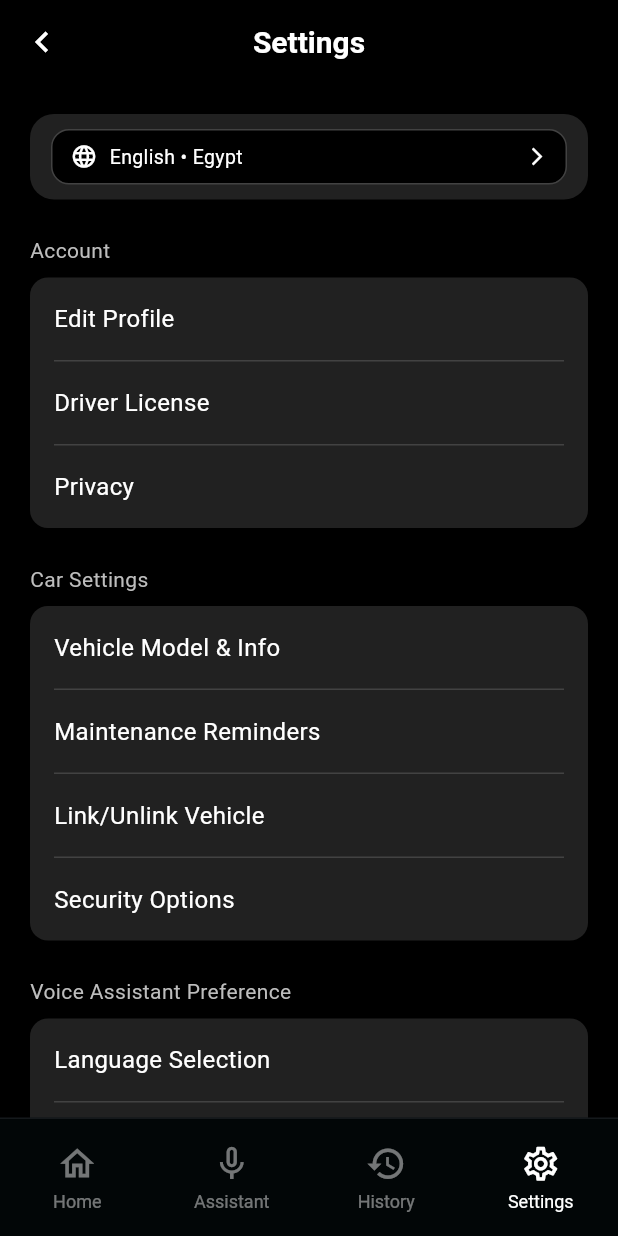
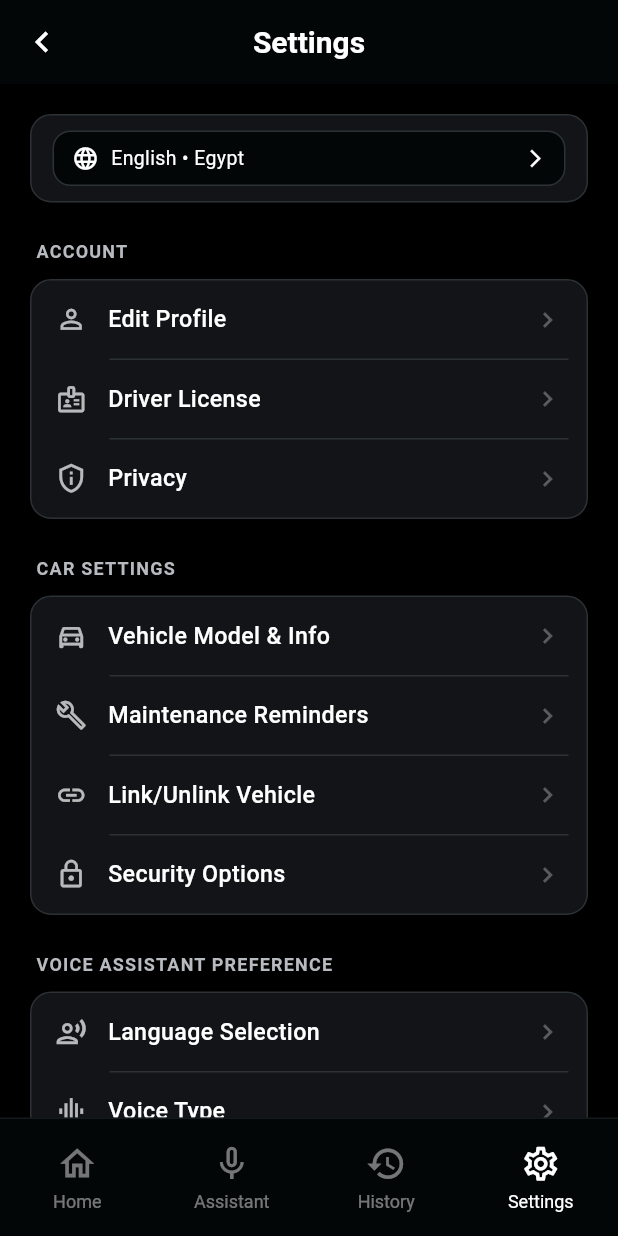
Before and after one commit to NayeraYasser1/amn_app_before_final, a Flutter app: the screen it shows once a user with an empty profile is signed in, item 4 of the bottom bar chosen, on a phone screen of 412 x 824 dp. Run offline on Flutter 3.47's test engine with Material 3 defaults, Android fonts, the phone set to English and light mode, and no system bars; our stand-ins replace cloud_firestore, firebase_auth, firebase_core, firebase_storage, flutter_map, flutter_secure_storage and 6 more; accounts and stored records are empty; network calls fail.

Commit message:
Settings UI: grey/black/white palette, red only for destructive; add icons + polish
Verified on the tablet: Settings renders with the new look; Clear App Cache is
the only red row.

- Reserve red for destructive actions only. Removed the red accents from the new
  settings sub-screens: Notifications toggles, Theme selection, Security reset
  button (now neutral white), and the Voice Preferences slider/spinner are now
  white/grey. Red is kept for the Clear App Cache row + its confirm button.
- Enhance the main Settings page: every row gets a leading icon and a trailing
  chevron; rows use the app card + border style instead of flat grey; section
  titles are uppercase, spaced, muted; the language bar and Scaffold background
  match the app palette.

Co-Authored-By: Claude Fable 5 <noreply@anthropic.com>

```diff
--- a/lib/screens/notification_settings_screen.dart
+++ b/lib/screens/notification_settings_screen.dart
@@ -66,7 +66,7 @@ class _NotificationSettingsScreenState
       body: SafeArea(
         child: _loading
             ? const Center(
-                child: CircularProgressIndicator(color: AppColors.red),
+                child: CircularProgressIndicator(color: Colors.white70),
               )
             : ListView(
                 padding: const EdgeInsets.all(16),
@@ -129,7 +129,10 @@ class _NotificationSettingsScreenState
       child: SwitchListTile(
         value: value,
         onChanged: onChanged,
-        activeColor: AppColors.red,
+        activeColor: Colors.white,
+        activeTrackColor: Colors.white38,
+        inactiveThumbColor: Colors.grey,
+        inactiveTrackColor: Colors.white10,
         title: Text(
           title,
           style: const TextStyle(color: Colors.white, fontSize: 15),
--- a/lib/screens/security_settings_screen.dart
+++ b/lib/screens/security_settings_screen.dart
@@ -122,16 +122,17 @@ class _SecuritySettingsScreenState extends State<SecuritySettingsScreen> {
                         height: 18,
                         child: CircularProgressIndicator(
                           strokeWidth: 2,
-                          color: Colors.white,
+                          color: Colors.black,
                         ),
                       )
                     : const Icon(Icons.lock_reset),
                 label: Text(_sending ? 'Sending…' : 'Send password reset email'),
                 style: ElevatedButton.styleFrom(
-                  backgroundColor: AppColors.red,
-                  foregroundColor: Colors.white,
+                  backgroundColor: Colors.white,
+                  foregroundColor: Colors.black,
+                  disabledBackgroundColor: Colors.white38,
                   shape: RoundedRectangleBorder(
-                    borderRadius: BorderRadius.circular(8),
+                    borderRadius: BorderRadius.circular(10),
                   ),
                 ),
               ),
--- a/lib/screens/settings_screen.dart
+++ b/lib/screens/settings_screen.dart
@@ -60,7 +60,7 @@ class _SettingsScreenState extends State<SettingsScreen> {
     return Scaffold(
       backgroundColor: Colors.black,
       appBar: AppBar(
-        backgroundColor: Colors.black,
+        backgroundColor: AppColors.background,
         elevation: 0,
         leading: IconButton(
           icon: const Icon(Icons.chevron_left, color: Colors.white, size: 28),
@@ -93,8 +93,9 @@ class _SettingsScreenState extends State<SettingsScreen> {
                   vertical: 10,
                 ),
                 decoration: BoxDecoration(
-                  color: Colors.grey[900],
-                  borderRadius: BorderRadius.circular(16),
+                  color: AppColors.card,
+                  borderRadius: BorderRadius.circular(14),
+                  border: Border.all(color: AppColors.border),
                 ),
                 child: Row(
                   children: [
@@ -108,9 +109,9 @@ class _SettingsScreenState extends State<SettingsScreen> {
                             horizontal: 12,
                           ),
                           decoration: BoxDecoration(
-                            color: Colors.black,
+                            color: AppColors.background,
                             borderRadius: BorderRadius.circular(12),
-                            border: Border.all(color: Colors.grey[800]!),
+                            border: Border.all(color: AppColors.border),
                           ),
                           child: Row(
                             children: [
@@ -294,12 +295,16 @@ class _SettingsScreenState extends State<SettingsScreen> {
   }
 
   Widget _buildSectionTitle(String title) {
-    return Text(
-      title,
-      style: TextStyle(
-        fontSize: 14,
-        color: Colors.grey[400],
-        fontWeight: FontWeight.normal,
+    return Padding(
+      padding: const EdgeInsets.only(left: 4, bottom: 2),
+      child: Text(
+        title.toUpperCase(),
+        style: const TextStyle(
+          fontSize: 12,
+          color: AppColors.muted,
+          fontWeight: FontWeight.w600,
+          letterSpacing: 0.8,
+        ),
       ),
     );
   }
@@ -307,38 +312,51 @@ class _SettingsScreenState extends State<SettingsScreen> {
   Widget _buildSettingsContainer(List<String> items) {
     return Container(
       decoration: BoxDecoration(
-        color: Colors.grey[900],
-        borderRadius: BorderRadius.circular(12),
+        color: AppColors.card,
+        borderRadius: BorderRadius.circular(14),
+        border: Border.all(color: AppColors.border),
       ),
       child: Column(
         children: List.generate(items.length, (index) {
           final isLast = index == items.length - 1;
+          final label = items[index];
+          // Red is reserved for destructive actions only.
+          final destructive = label == 'Clear App Cache';
+          final labelColor = destructive ? AppColors.red : Colors.white;
+          final iconColor = destructive ? AppColors.red : Colors.white70;
           return Column(
             children: [
               Material(
                 color: Colors.transparent,
                 child: InkWell(
-                  onTap: () => _onSettingsItemTap(items[index]),
+                  onTap: () => _onSettingsItemTap(label),
                   borderRadius: BorderRadius.vertical(
-                    top: index == 0 ? const Radius.circular(12) : Radius.zero,
-                    bottom: isLast ? const Radius.circular(12) : Radius.zero,
+                    top: index == 0 ? const Radius.circular(14) : Radius.zero,
+                    bottom: isLast ? const Radius.circular(14) : Radius.zero,
                   ),
                   child: Padding(
                     padding: const EdgeInsets.symmetric(
                       horizontal: 16,
-                      vertical: 16,
+                      vertical: 15,
                     ),
                     child: Row(
                       children: [
+                        Icon(_iconFor(label), color: iconColor, size: 21),
+                        const SizedBox(width: 14),
                         Expanded(
                           child: Text(
-                            items[index],
-                            style: const TextStyle(
-                              color: Colors.white,
-                              fontSize: 16,
-                              fontWeight: FontWeight.normal,
+                            label,
+                            style: TextStyle(
+                              color: labelColor,
+                              fontSize: 15.5,
+                              fontWeight: FontWeight.w500,
                             ),
                           ),
+                        ),
+                        Icon(
+                          Icons.chevron_right,
+                          color: Colors.white.withValues(alpha: 0.3),
+                          size: 20,
                         ),
                       ],
                     ),
@@ -346,18 +364,67 @@ class _SettingsScreenState extends State<SettingsScreen> {
                 ),
               ),
               if (!isLast)
-                Divider(
+                const Divider(
                   height: 1,
                   thickness: 1,
-                  color: Colors.grey[800],
-                  indent: 16,
-                  endIndent: 16,
+                  color: AppColors.border,
+                  indent: 52,
+                  endIndent: 12,
                 ),
             ],
           );
         }),
       ),
     );
+  }
+
+  IconData _iconFor(String label) {
+    switch (label) {
+      case 'Edit Profile':
+        return Icons.person_outline;
+      case 'Driver License':
+        return Icons.badge_outlined;
+      case 'Privacy':
+        return Icons.privacy_tip_outlined;
+      case 'Vehicle Model & Info':
+        return Icons.directions_car_outlined;
+      case 'Maintenance Reminders':
+        return Icons.build_outlined;
+      case 'Link/Unlink Vehicle':
+        return Icons.link;
+      case 'Security Options':
+        return Icons.lock_outline;
+      case 'Language Selection':
+        return Icons.record_voice_over_outlined;
+      case 'Voice Type':
+        return Icons.graphic_eq;
+      case 'Voice Command Sensitivity':
+        return Icons.tune;
+      case 'Theme':
+        return Icons.dark_mode_outlined;
+      case 'Notifications':
+        return Icons.notifications_outlined;
+      case 'Language':
+        return Icons.language;
+      case 'Clear App Cache':
+        return Icons.cleaning_services_outlined;
+      case 'Android Call Bridge':
+        return Icons.settings_remote_outlined;
+      case 'FAQs':
+        return Icons.help_outline;
+      case 'Report a Problem':
+        return Icons.bug_report_outlined;
+      case 'User Guide':
+        return Icons.menu_book_outlined;
+      case 'Contact Us':
+        return Icons.mail_outline;
+      case 'Terms & Privacy Policy':
+        return Icons.description_outlined;
+      case 'Version Info':
+        return Icons.info_outline;
+      default:
+        return Icons.settings_outlined;
+    }
   }
 
   void _push(Widget screen) {
--- a/lib/screens/theme_settings_screen.dart
+++ b/lib/screens/theme_settings_screen.dart
@@ -67,7 +67,7 @@ class ThemeSettingsScreen extends StatelessWidget {
         color: AppColors.card,
         borderRadius: BorderRadius.circular(12),
         border: Border.all(
-          color: selected ? AppColors.red : AppColors.border,
+          color: selected ? Colors.white : AppColors.border,
           width: selected ? 1.5 : 1,
         ),
       ),
@@ -79,7 +79,7 @@ class ThemeSettingsScreen extends StatelessWidget {
           style: const TextStyle(color: AppColors.muted, fontSize: 12),
         ),
         trailing: selected
-            ? const Icon(Icons.check_circle, color: AppColors.red)
+            ? const Icon(Icons.check_circle, color: Colors.white)
             : null,
       ),
     );
--- a/lib/screens/voice_preferences_screen.dart
+++ b/lib/screens/voice_preferences_screen.dart
@@ -80,7 +80,7 @@ class _VoicePreferencesScreenState extends State<VoicePreferencesScreen> {
       body: SafeArea(
         child: _loading
             ? const Center(
-                child: CircularProgressIndicator(color: AppColors.red),
+                child: CircularProgressIndicator(color: Colors.white70),
               )
             : ListView(
                 padding: const EdgeInsets.all(20),
@@ -113,7 +113,9 @@ class _VoicePreferencesScreenState extends State<VoicePreferencesScreen> {
                           min: 0.30,
                           max: 0.70,
                           divisions: 8,
-                          activeColor: AppColors.red,
+                          activeColor: Colors.white,
+                          inactiveColor: Colors.white24,
+                          thumbColor: Colors.white,
                           label: _rateLabel,
                           onChanged: (v) => setState(() => _rate = v),
                           onChangeEnd: (_) => _save(),
```
